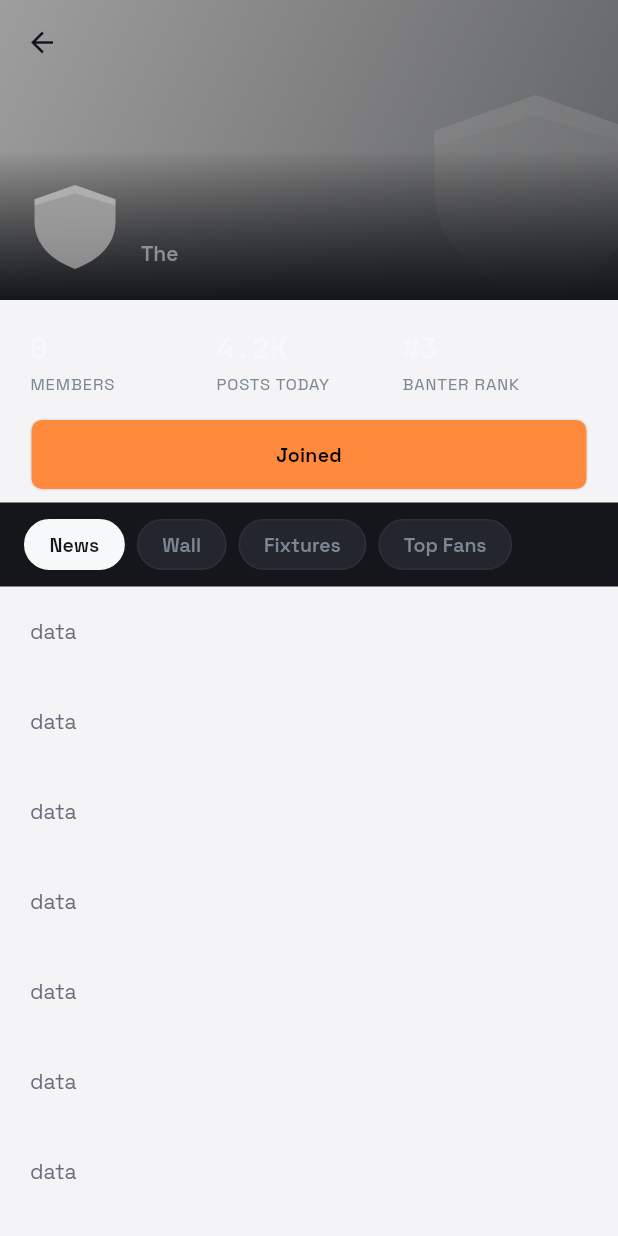
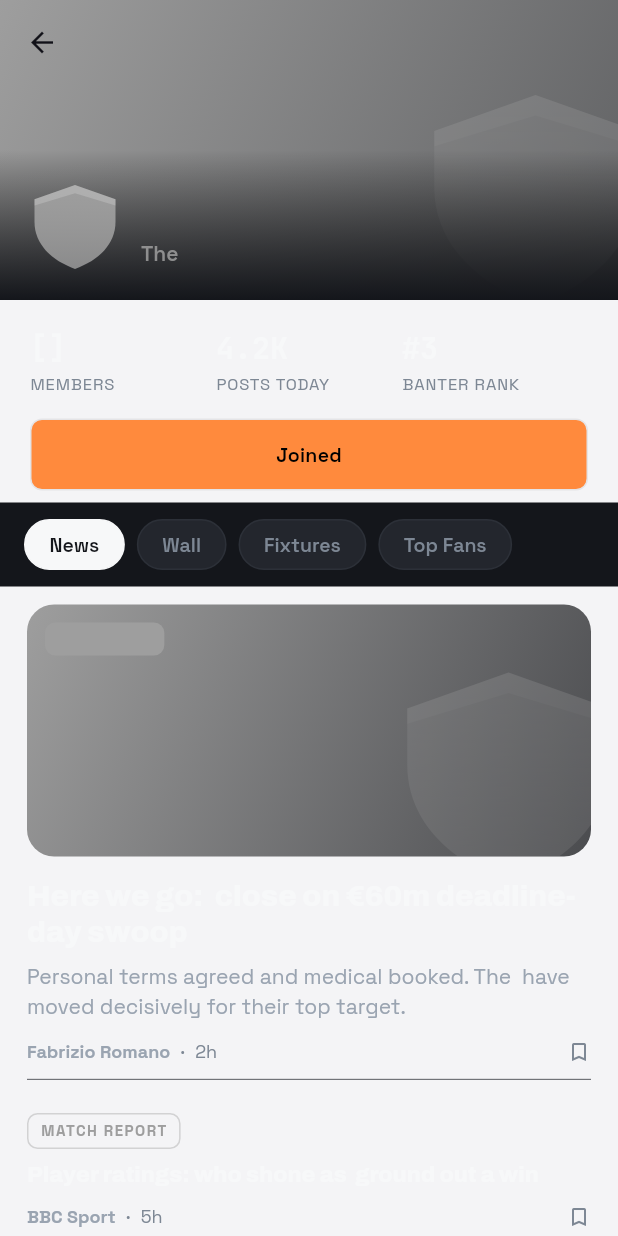
Before and after one commit to AyomideCharles/Rivals, a Flutter app: the ClubDetails screen opened directly with empty values, on a phone screen of 412 x 824 dp. Run offline on Flutter 3.47's test engine with Material 3 defaults, Android fonts, the phone set to English and light mode, and no system bars; our stand-ins replace cloud_firestore, firebase_auth, firebase_core, flutter_screenutil, flutter_smart_dialog, google_fonts and 2 more; accounts and stored records are empty.

Commit message:
feat: my club details flow WIP

```diff
--- a/lib/features/club/views/club_details.dart
+++ b/lib/features/club/views/club_details.dart
@@ -1,8 +1,10 @@
+import 'package:cloud_firestore/cloud_firestore.dart';
 import 'package:flutter/material.dart';
 import 'package:google_fonts/google_fonts.dart';
 import 'package:rivals/core/models/club_model.dart';
 import 'package:rivals/core/theme/app_theme.dart';
 import 'package:rivals/features/auth/widgets/splash_screen.dart';
+import 'package:rivals/features/club/widgets/club_news_tab.dart';
 import 'package:rivals/features/club/widgets/sliver_tab.dart';
 import 'package:rivals/shared/app_button.dart';
 
@@ -74,12 +76,26 @@ class _ClubDetailsState extends State<ClubDetails> {
               padding: const EdgeInsets.fromLTRB(20, 18, 20, 8),
               child: Column(
                 children: [
-                  Row(
-                    children: [
-                      clubStat(widget.clubModel.members.toString(), 'Members'),
-                      clubStat('4.2K', 'Posts today'),
-                      clubStat('#3', 'Banter rank'),
-                    ],
+                  StreamBuilder<DocumentSnapshot>(
+                    stream: FirebaseFirestore.instance
+                        .collection('clubStats')
+                        .doc(widget.clubModel.shortName)
+                        .snapshots(),
+                    builder: (context, snapshot) {
+                      final members = snapshot.data?.exists == true
+                          ? snapshot.data!.get('members') ?? 0
+                          : 0;
+                      return Row(
+                        children: [
+                          clubStat(
+                            members.toString(),
+                            'Members',
+                          ), // 👈 live from Firestore
+                          clubStat('4.2K', 'Posts today'),
+                          clubStat('#3', 'Banter rank'),
+                        ],
+                      );
+                    },
                   ),
                   const SizedBox(height: 16),
                   AppButton(label: 'Joined', onPressed: () {}),
@@ -95,16 +111,8 @@ class _ClubDetailsState extends State<ClubDetails> {
               onTap: (i) => setState(() => selectedTab = i),
             ),
           ),
-
           if (selectedTab == 0)
-            SliverList(
-              delegate: SliverChildBuilderDelegate((context, i) {
-                return Padding(
-                  padding: const EdgeInsets.all(20.0),
-                  child: Text('data'),
-                );
-              }),
-            )
+            SliverToBoxAdapter(child: ClubNewsTab(club: widget.clubModel))
           else
             SliverToBoxAdapter(
               child: Padding(
@@ -118,6 +126,24 @@ class _ClubDetailsState extends State<ClubDetails> {
               ),
             ),
 
+          // if (selectedTab == 0)
+          //   SliverList(
+          //     delegate: SliverChildBuilderDelegate((context, i) {
+          //       return ClubNewsTab(club: widget.clubModel);
+          //     }),
+          //   )
+          // else
+          //   SliverToBoxAdapter(
+          //     child: Padding(
+          //       padding: const EdgeInsets.all(48),
+          //       child: Center(
+          //         child: Text(
+          //           '${clubTabs[selectedTab]} coming soon',
+          //           style: context.tt.labelMedium,
+          //         ),
+          //       ),
+          //     ),
+          //   ),
           const SliverToBoxAdapter(child: SizedBox(height: 24)),
         ],
       ),
--- a/lib/features/club/views/my_club.dart
+++ b/lib/features/club/views/my_club.dart
@@ -134,7 +134,6 @@ class _MyClubState extends State<MyClub> {
               builder: (context, snapshot) {
                 final members = snapshot.data?.get('members') ?? 0;
                 return Text(
-                  // '$members members  ·  ${auth.clubNickname}',
                   "$members members  ·  ${myClub['nickname'] ?? ''}",
                   style: context.tt.bodySmall,
                 );
--- /dev/null
+++ b/lib/features/club/widgets/club_news_tab.dart
@@ -0,0 +1,295 @@
+import 'package:flutter/material.dart';
+import 'package:google_fonts/google_fonts.dart';
+import 'package:rivals/core/models/club_model.dart';
+import 'package:rivals/features/auth/widgets/splash_screen.dart';
+
+class ClubNewsTab extends StatefulWidget {
+  final ClubModel club;
+  const ClubNewsTab({super.key, required this.club});
+
+  @override
+  State<ClubNewsTab> createState() => _ClubNewsTabState();
+}
+
+class NewsItem {
+  final String cat, title, excerpt, source, time;
+  final bool lead, image;
+  const NewsItem({
+    required this.cat,
+    required this.title,
+    required this.excerpt,
+    required this.source,
+    required this.time,
+    this.lead = false,
+    this.image = false,
+  });
+}
+
+class _ClubNewsTabState extends State<ClubNewsTab> {
+  List<NewsItem> get _news => [
+    NewsItem(
+      lead: true,
+      image: true,
+      cat: 'TRANSFERS',
+      source: 'Fabrizio Romano',
+      time: '2h',
+      title: 'Here we go: ${widget.club.name} close on €60m deadline-day swoop',
+      excerpt:
+          'Personal terms agreed and medical booked. The ${widget.club.nickname} have moved decisively for their top target.',
+    ),
+    NewsItem(
+      cat: 'MATCH REPORT',
+      source: 'BBC Sport',
+      time: '5h',
+      title:
+          'Player ratings: who shone as ${widget.club.name} ground out a win',
+      excerpt: 'A battling three points — we rate every performer.',
+    ),
+    NewsItem(
+      cat: 'INJURY NEWS',
+      source: 'Sky Sports',
+      time: '8h',
+      image: true,
+      title:
+          'Boost for the ${widget.club.nickname} as key man returns to training',
+      excerpt: 'The manager confirmed the midfielder is ahead of schedule.',
+    ),
+    NewsItem(
+      cat: 'ACADEMY',
+      source: 'The Athletic',
+      time: '1d',
+      image: true,
+      title:
+          'Meet the 17-year-old ${widget.club.nickname} fans are raving about',
+      excerpt: 'Three goals in two games for the U18s.',
+    ),
+  ];
+  @override
+  Widget build(BuildContext context) {
+    return Column(
+      crossAxisAlignment: CrossAxisAlignment.start,
+      children: _news.map((item) {
+        return item.lead
+            ? LeadStory(club: widget.club, item: item)
+            : NewsRow(club: widget.club, item: item);
+      }).toList(),
+    );
+  }
+}
+
+class LeadStory extends StatelessWidget {
+  final ClubModel club;
+  final NewsItem item;
+  const LeadStory({super.key, required this.club, required this.item});
+
+  @override
+  Widget build(BuildContext context) {
+    return Padding(
+      padding: const EdgeInsets.fromLTRB(18, 12, 18, 6),
+      child: Column(
+        crossAxisAlignment: CrossAxisAlignment.start,
+        children: [
+          // big cover card
+          Container(
+            height: 168,
+            decoration: BoxDecoration(
+              borderRadius: BorderRadius.circular(18),
+              gradient: LinearGradient(
+                begin: Alignment.topLeft,
+                end: Alignment.bottomRight,
+                colors: [
+                  club.color,
+                  Color.alphaBlend(
+                    club.color.withOpacity(0.4),
+                    const Color(0xFF14161B),
+                  ),
+                ],
+              ),
+            ),
+            clipBehavior: Clip.antiAlias,
+            child: Stack(
+              children: [
+                Positioned(
+                  right: -20,
+                  bottom: -24,
+                  child: Opacity(
+                    opacity: 0.22,
+                    child: ShieldCrest(
+                      size: 150,
+                      color: club.color,
+                      ink: club.ink,
+                      label: club.shortName,
+                    ),
+                  ),
+                ),
+                Positioned(
+                  left: 12,
+                  top: 12,
+                  child: Container(
+                    padding: const EdgeInsets.symmetric(
+                      horizontal: 8,
+                      vertical: 4,
+                    ),
+                    decoration: BoxDecoration(
+                      color: club.color,
+                      borderRadius: BorderRadius.circular(7),
+                    ),
+                    child: Text(
+                      item.cat,
+                      style: TextStyle(
+                        fontSize: 10,
+                        fontWeight: FontWeight.w700,
+                        letterSpacing: 1,
+                        color: club.ink,
+                      ),
+                    ),
+                  ),
+                ),
+              ],
+            ),
+          ),
+          const SizedBox(height: 14),
+          Text(
+            item.title,
+            style: GoogleFonts.archivo(
+              fontSize: 20,
+              fontWeight: FontWeight.w800,
+              height: 1.2,
+              color: Color(0xFFF7F8F9),
+            ),
+          ),
+          const SizedBox(height: 8),
+          Text(
+            item.excerpt,
+            style: const TextStyle(
+              fontSize: 14,
+              color: Color(0xFF9AA4B1),
+              height: 1.45,
+            ),
+          ),
+          const SizedBox(height: 10),
+          _MetaRow(item: item),
+          const SizedBox(height: 8),
+          const Divider(color: Color(0xFF23262D), height: 1),
+        ],
+      ),
+    );
+  }
+}
+
+class NewsRow extends StatelessWidget {
+  final ClubModel club;
+  final NewsItem item;
+  const NewsRow({super.key, required this.club, required this.item});
+
+  @override
+  Widget build(BuildContext context) {
+    return Container(
+      padding: const EdgeInsets.fromLTRB(18, 16, 18, 16),
+      decoration: const BoxDecoration(
+        border: Border(bottom: BorderSide(color: Color(0xFF23262D))),
+      ),
+      child: Row(
+        crossAxisAlignment: CrossAxisAlignment.start,
+        children: [
+          Expanded(
+            child: Column(
+              crossAxisAlignment: CrossAxisAlignment.start,
+              children: [
+                Container(
+                  padding: const EdgeInsets.symmetric(
+                    horizontal: 8,
+                    vertical: 4,
+                  ),
+                  decoration: BoxDecoration(
+                    borderRadius: BorderRadius.circular(7),
+                    border: Border.all(color: club.color.withOpacity(0.4)),
+                  ),
+                  child: Text(
+                    item.cat,
+                    style: TextStyle(
+                      fontSize: 10,
+                      fontWeight: FontWeight.w700,
+                      letterSpacing: 1,
+                      color: club.color,
+                    ),
+                  ),
+                ),
+                const SizedBox(height: 8),
+                Text(
+                  item.title,
+                  style: GoogleFonts.archivo(
+                    fontSize: 15,
+                    fontWeight: FontWeight.w800,
+                    height: 1.25,
+                    color: Color(0xFFF7F8F9),
+                  ),
+                ),
+                const SizedBox(height: 8),
+                _MetaRow(item: item),
+              ],
+            ),
+          ),
+          if (item.image) ...[
+            const SizedBox(width: 14),
+            Container(
+              width: 84,
+              height: 84,
+              decoration: BoxDecoration(
+                borderRadius: BorderRadius.circular(14),
+                gradient: LinearGradient(
+                  begin: Alignment.topLeft,
+                  end: Alignment.bottomRight,
+                  colors: [
+                    Color.alphaBlend(
+                      club.color.withOpacity(0.7),
+                      const Color(0xFF14161B),
+                    ),
+                    const Color(0xFF23262D),
+                  ],
+                ),
+              ),
+              alignment: Alignment.center,
+              child: ShieldCrest(
+                size: 30,
+                color: club.color,
+                ink: club.ink,
+                label: club.shortName,
+              ),
+            ),
+          ],
+        ],
+      ),
+    );
+  }
+}
+
+class _MetaRow extends StatelessWidget {
+  final NewsItem item;
+  const _MetaRow({required this.item});
+
+  @override
+  Widget build(BuildContext context) {
+    return Row(
+      children: [
+        Text(
+          item.source,
+          style: const TextStyle(
+            fontSize: 12,
+            fontWeight: FontWeight.w700,
+            color: Color(0xFF9AA4B1),
+          ),
+        ),
+        const SizedBox(width: 7),
+        const Text('·', style: TextStyle(color: Color(0xFF7D8794))),
+        const SizedBox(width: 7),
+        Text(
+          item.time,
+          style: const TextStyle(fontSize: 12, color: Color(0xFF7D8794)),
+        ),
+        const Spacer(),
+        const Icon(Icons.bookmark_border, size: 16, color: Color(0xFF7D8794)),
+      ],
+    );
+  }
+}
```
Also changed, not shown: 1 other file.
